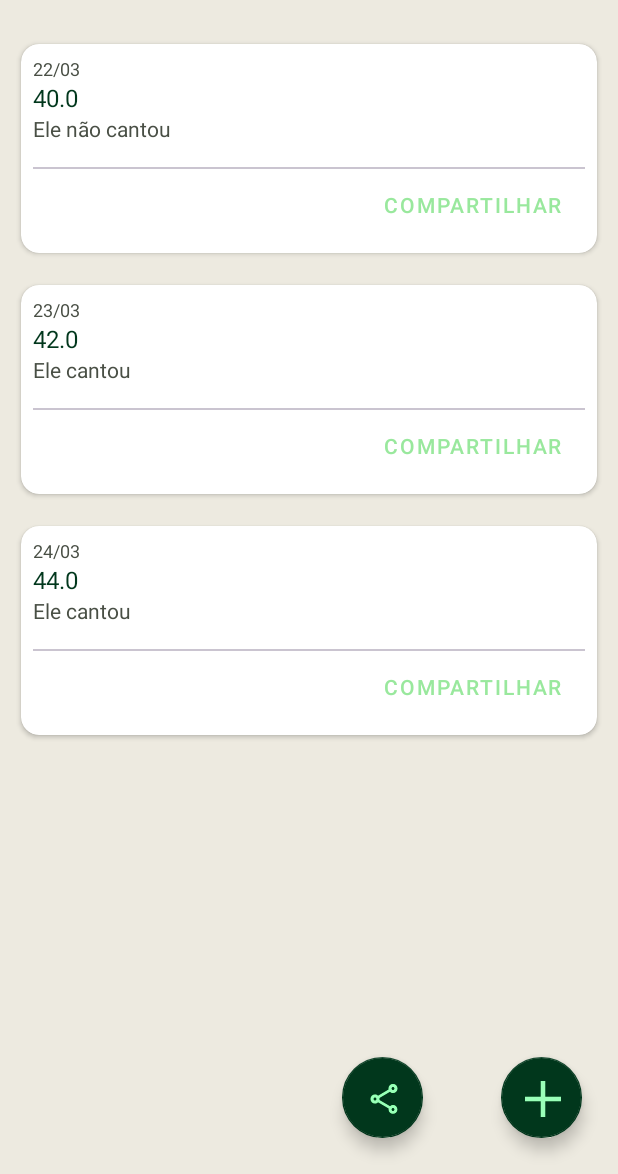
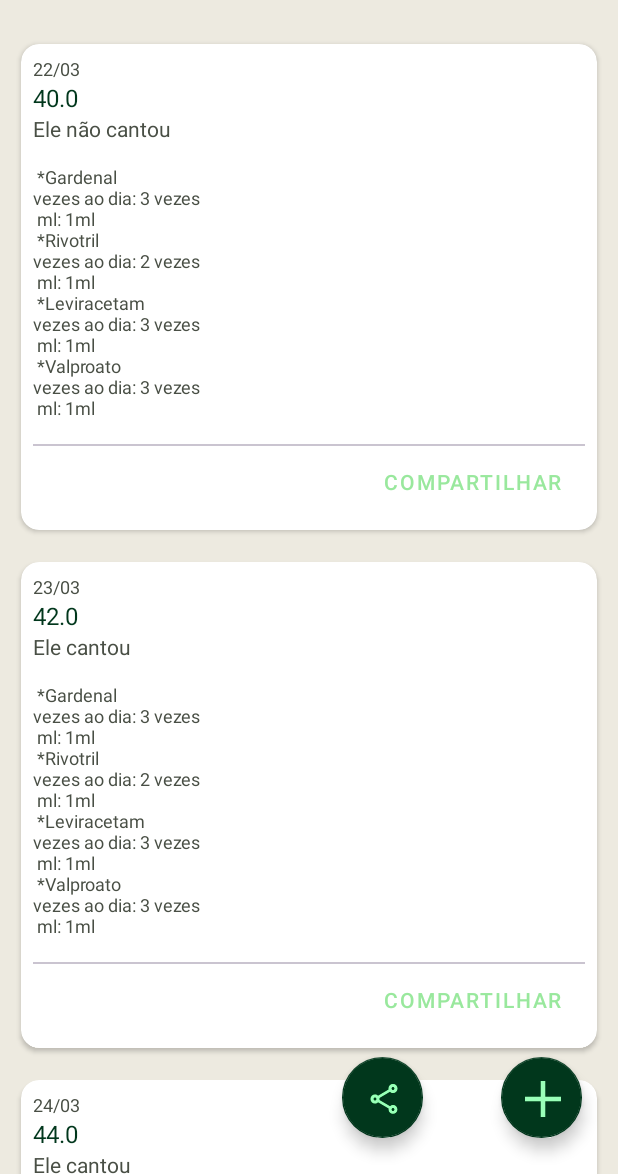
Before and after one commit to heloisa-cardillo/JuliusTracker, an Android app: the screen it shows after launch (MainActivity), on a phone screen of 412 x 824 dp, the part 62-1236 px from its top. Run offline under Robolectric (Android 15) with nearby library versions, the phone set to English and light mode, and no system bars.

Commit message:
Mostrar dados button sheet - sem funcionar

```diff
--- a/JuliusTracker/app/src/main/java/com/helo/juliustracker/AdpterMedicine.kt
+++ b/JuliusTracker/app/src/main/java/com/helo/juliustracker/AdpterMedicine.kt
@@ -27,6 +27,7 @@ class AdpterMedicine(private val itemsformulario: List<Formulario>, private val
         //exibir as visualizacoes para o usuario
         holder.peso.text = itemsformulario[position].peso.toString()
         holder.data.text= itemsformulario[position].data.toString()
+        holder.remedios.text = itemsformulario [position].remedios.toString()
 
 
         holder.itemView.setOnClickListener {
@@ -60,7 +61,9 @@ class AdpterMedicine(private val itemsformulario: List<Formulario>, private val
        { val peso = itemView.findViewById<TextView>(R.id.peso)
         val cantou = itemView.findViewById<TextView>(R.id.cantar)
         val data = itemView.findViewById<TextView>(R.id.data)
-       val botaoLDF = itemView.findViewById<Button>(R.id.share_FLD)}
+       val botaoLDF = itemView.findViewById<Button>(R.id.share_FLD)
+           val remedios = itemView.findViewById<TextView>(R.id.remedios)
+       }
 }
 
 //ViewHolder: representacao no nosso Adapter do nosso layout no xml => holder do layout xml dentro do nosso Adapter
--- a/JuliusTracker/app/src/main/java/com/helo/juliustracker/Formulario.kt
+++ b/JuliusTracker/app/src/main/java/com/helo/juliustracker/Formulario.kt
@@ -9,14 +9,14 @@ public data class Formulario(
     var peso: Double,
     var cantou: Boolean,
     var comeuracao: Boolean,
-    var remedios: List<Medicine>
+    var remedios: String
 ) : Parcelable {
     constructor(parcel: Parcel) : this(
         parcel.readString().orEmpty(),
         parcel.readDouble(),
         parcel.readByte() != 0.toByte(),
         parcel.readByte() != 0.toByte(),
-        parcel.createTypedArrayList(Medicine) ?: emptyList()
+        (parcel.createTypedArrayList(Medicine) ?: emptyList()) as String
     ){
     }
 
@@ -52,11 +52,15 @@ public data class Formulario(
 
 }
 
+private fun Parcel.writeTypedList(remedios: String) {
+
+}
+
 public data class Medicine(
     var nomeremedio: String,
     var vezesaodia: String,
 //    var data: String,
-    var quantidaderemedio: String = ""
+    var quantidaderemedio: String
     ) : Parcelable {
     constructor(parcel: Parcel) : this(
         parcel.readString().orEmpty(),
@@ -66,7 +70,7 @@ public data class Medicine(
     )
 
     fun buildForShareRemedios():String{
-        return "\n *${nomeremedio} \nvezes ao dia: ${vezesaodia} \n ml: ${quantidaderemedio}\n"
+        return "\n *${nomeremedio} \nvezes ao dia: ${vezesaodia} \n ml: ${quantidaderemedio}"
     }
 
     override fun toString(): String {
@@ -129,20 +133,20 @@ val listaFormulario = mutableListOf(
         peso = 40.0,
         cantou = false,
         comeuracao = true,
-        remedios = listaMedice
+        remedios = listaMedice.map { it.buildForShareRemedios() }.joinToString(separator = "")
     ) ,
     Formulario(
         data = "23/03",
         peso = 42.0,
         cantou = true,
         comeuracao = true,
-        remedios = listaMedice
+        remedios = listaMedice.map { it.buildForShareRemedios() }.joinToString(separator = "")
     ),
     Formulario(
         data = "24/03",
         peso = 44.0,
         cantou = true,
         comeuracao = true,
-        remedios = listaMedice
+        remedios = listaMedice.map { it.buildForShareRemedios() }.joinToString(separator = "")
     )
 )
--- a/JuliusTracker/app/src/main/res/layout/fragment_form.xml
+++ b/JuliusTracker/app/src/main/res/layout/fragment_form.xml
@@ -198,12 +198,14 @@
                 android:id="@+id/rv_remedio"
                 android:layout_width="match_parent"
                 android:layout_height="match_parent"
+                android:layout_marginStart="8dp"
+                android:layout_marginTop="8dp"
                 app:layout_constraintBottom_toBottomOf="parent"
                 app:layout_constraintEnd_toEndOf="parent"
+                app:layout_constraintHorizontal_bias="0.0"
                 app:layout_constraintStart_toStartOf="parent"
                 app:layout_constraintTop_toBottomOf="@id/linha3"
-                android:layout_marginStart="8dp"
-                android:layout_marginTop="8dp"/>
+                app:layout_constraintVertical_bias="1.0" />
         </androidx.constraintlayout.widget.ConstraintLayout>
     </ScrollView>
 
--- a/JuliusTracker/app/src/main/res/layout/fragment_list_data_item.xml
+++ b/JuliusTracker/app/src/main/res/layout/fragment_list_data_item.xml
@@ -27,6 +27,7 @@
             app:layout_constraintStart_toStartOf="parent"
             app:layout_constraintTop_toTopOf="parent" />
 
+
         <TextView
             android:id="@+id/peso"
             android:layout_width="wrap_content"
@@ -42,6 +43,14 @@
             android:text="Ele cantou!"
             android:textColor="@color/cabbage_pont"
             android:textSize="14sp" />
+
+        <TextView
+            android:id="@+id/remedios"
+            android:layout_width="wrap_content"
+            android:layout_height="wrap_content"
+            android:text="Lista Remedios"
+            android:textColor="@color/cabbage_pont"
+            android:textSize="12sp" />
 
         <View
             android:id="@+id/linha"
```
Also changed, not shown: JuliusTracker/app/src/main/java/com/helo/juliustracker/AdapterDetails.kt (+15 -6 lines), JuliusTracker/app/src/main/java/com/helo/juliustracker/FormFragment.kt (+6 -1 lines), JuliusTracker/app/src/main/java/com/helo/juliustracker/ListDataFragment.kt (+6 -4 lines), JuliusTracker/app/src/main/java/com/helo/juliustracker/MedicineFragment.kt (+27 -1 lines), JuliusTracker/app/src/main/res/layout/fragment_form_informations.xml (added, +55 -0 lines), JuliusTracker/app/src/main/res/layout/fragment_form_item.xml (+4 -3 lines).
